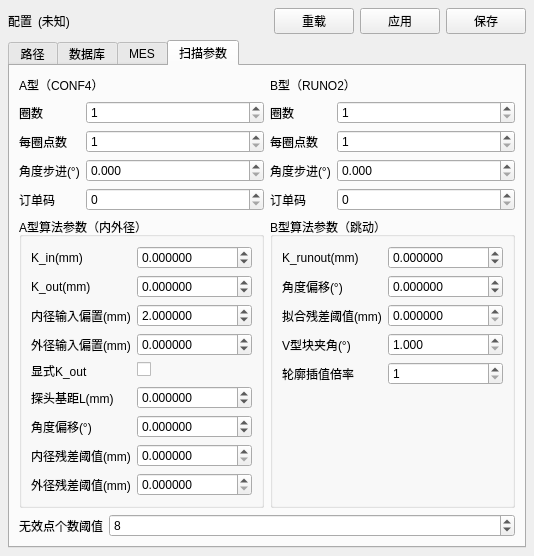
This is apps/hmi_qt/settings_widget.ui in xiaoan537/hmi_measure_mysql as Qt 5 draws it before an edit. The edited form follows.
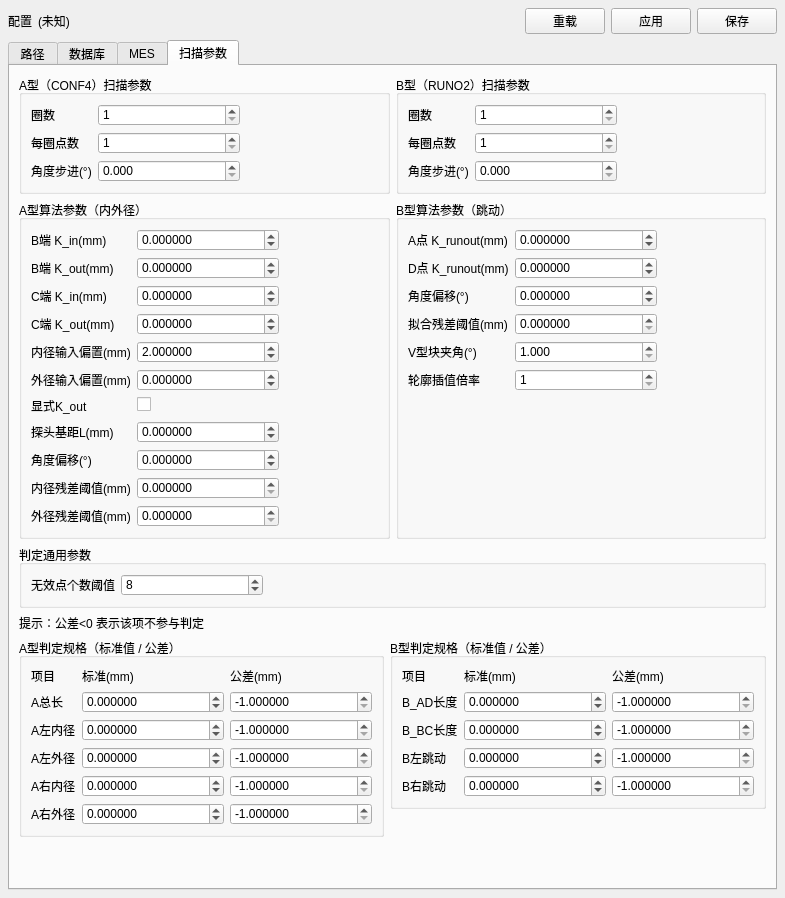
This is the edited form. The open tabs and pages were chosen to show the change.

Commit message:
线上计算已经按“通道独立标定参数”执行。
A型参数映射：
B内/B外 -> a_b_k_in_mm / a_b_k_out_mm
C内/C外 -> a_c_k_in_mm / a_c_k_out_mm
B型跳动参数映射：
A点 -> b_a_k_runout_mm
D点 -> b_d_k_runout_mm
关键改动：

配置结构新增按通道字段（并保留旧字段兼容）
config.hpp (line 76)

app.ini 读取支持新字段，缺省回退旧字段
config.cpp (line 118)

设置页新增/调整输入项（A型四个K、B型两个K）
settings_widget.ui (line 140)
settings_widget.cpp (line 74)

计算入口按通道构建参数并调用算法
mainwindow.cpp (line 191)
mainwindow.cpp (line 1016)

日志会打印当前通道K，便于现场核对
mainwindow.cpp (line 1037)

当前 app.ini 也已写入新键
app.ini (line 1)已经支持“每个测量值单独标准值+公差判定”，并覆盖你说的三个长度值。

```diff
--- a/apps/hmi_qt/settings_widget.ui
+++ b/apps/hmi_qt/settings_widget.ui
@@ -113,77 +113,170 @@
      </widget>
      <widget class="QWidget" name="tabScan">
       <attribute name="title"><string>扫描参数</string></attribute>
+      <property name="styleSheet">
+       <string>QSpinBox, QDoubleSpinBox { min-width: 120px; max-width: 180px; }</string>
+      </property>
       <layout class="QGridLayout" name="gridScan">
-       <item row="0" column="0"><widget class="QLabel" name="labelA"><property name="text"><string>A型（CONF4）</string></property></widget></item>
-       <item row="0" column="1"><widget class="QLabel" name="labelB"><property name="text"><string>B型（RUNO2）</string></property></widget></item>
-
-       <item row="1" column="0"><layout class="QFormLayout" name="formA">
-        <item row="0" column="0"><widget class="QLabel" name="labelARings"><property name="text"><string>圈数</string></property></widget></item>
-        <item row="0" column="1"><widget class="QSpinBox" name="spinARings"><property name="minimum"><number>1</number></property><property name="maximum"><number>2</number></property></widget></item>
-        <item row="1" column="0"><widget class="QLabel" name="labelAPoints"><property name="text"><string>每圈点数</string></property></widget></item>
-        <item row="1" column="1"><widget class="QSpinBox" name="spinAPoints"><property name="minimum"><number>1</number></property><property name="maximum"><number>72</number></property></widget></item>
-        <item row="2" column="0"><widget class="QLabel" name="labelAAngle"><property name="text"><string>角度步进(°)</string></property></widget></item>
-        <item row="2" column="1"><widget class="QDoubleSpinBox" name="doubleAAngle"><property name="decimals"><number>3</number></property><property name="maximum"><double>360.000000000000000</double></property></widget></item>
-        <item row="3" column="0"><widget class="QLabel" name="labelAOrder"><property name="text"><string>订单码</string></property></widget></item>
-        <item row="3" column="1"><widget class="QSpinBox" name="spinAOrder"><property name="maximum"><number>65535</number></property></widget></item>
-       </layout></item>
-       <item row="1" column="1"><layout class="QFormLayout" name="formB">
-        <item row="0" column="0"><widget class="QLabel" name="labelBRings"><property name="text"><string>圈数</string></property></widget></item>
-        <item row="0" column="1"><widget class="QSpinBox" name="spinBRings"><property name="minimum"><number>1</number></property><property name="maximum"><number>2</number></property></widget></item>
-        <item row="1" column="0"><widget class="QLabel" name="labelBPoints"><property name="text"><string>每圈点数</string></property></widget></item>
-        <item row="1" column="1"><widget class="QSpinBox" name="spinBPoints"><property name="minimum"><number>1</number></property><property name="maximum"><number>72</number></property></widget></item>
-        <item row="2" column="0"><widget class="QLabel" name="labelBAngle"><property name="text"><string>角度步进(°)</string></property></widget></item>
-        <item row="2" column="1"><widget class="QDoubleSpinBox" name="doubleBAngle"><property name="decimals"><number>3</number></property><property name="maximum"><double>360.000000000000000</double></property></widget></item>
-        <item row="3" column="0"><widget class="QLabel" name="labelBOrder"><property name="text"><string>订单码</string></property></widget></item>
-        <item row="3" column="1"><widget class="QSpinBox" name="spinBOrder"><property name="maximum"><number>65535</number></property></widget></item>
-       </layout></item>
-       <item row="2" column="0">
+       <item row="0" column="0">
+        <widget class="QGroupBox" name="groupScanA">
+         <property name="title"><string>A型（CONF4）扫描参数</string></property>
+         <layout class="QFormLayout" name="formA">
+          <property name="fieldGrowthPolicy"><enum>QFormLayout::FieldsStayAtSizeHint</enum></property>
+          <item row="0" column="0"><widget class="QLabel" name="labelARings"><property name="text"><string>圈数</string></property></widget></item>
+          <item row="0" column="1"><widget class="QSpinBox" name="spinARings"><property name="minimum"><number>1</number></property><property name="maximum"><number>2</number></property></widget></item>
+          <item row="1" column="0"><widget class="QLabel" name="labelAPoints"><property name="text"><string>每圈点数</string></property></widget></item>
+          <item row="1" column="1"><widget class="QSpinBox" name="spinAPoints"><property name="minimum"><number>1</number></property><property name="maximum"><number>72</number></property></widget></item>
+         <item row="2" column="0"><widget class="QLabel" name="labelAAngle"><property name="text"><string>角度步进(°)</string></property></widget></item>
+         <item row="2" column="1"><widget class="QDoubleSpinBox" name="doubleAAngle"><property name="decimals"><number>3</number></property><property name="maximum"><double>360.000000000000000</double></property></widget></item>
+         </layout>
+        </widget>
+       </item>
+       <item row="0" column="1">
+        <widget class="QGroupBox" name="groupScanB">
+         <property name="title"><string>B型（RUNO2）扫描参数</string></property>
+         <layout class="QFormLayout" name="formB">
+          <property name="fieldGrowthPolicy"><enum>QFormLayout::FieldsStayAtSizeHint</enum></property>
+          <item row="0" column="0"><widget class="QLabel" name="labelBRings"><property name="text"><string>圈数</string></property></widget></item>
+          <item row="0" column="1"><widget class="QSpinBox" name="spinBRings"><property name="minimum"><number>1</number></property><property name="maximum"><number>2</number></property></widget></item>
+          <item row="1" column="0"><widget class="QLabel" name="labelBPoints"><property name="text"><string>每圈点数</string></property></widget></item>
+          <item row="1" column="1"><widget class="QSpinBox" name="spinBPoints"><property name="minimum"><number>1</number></property><property name="maximum"><number>72</number></property></widget></item>
+         <item row="2" column="0"><widget class="QLabel" name="labelBAngle"><property name="text"><string>角度步进(°)</string></property></widget></item>
+         <item row="2" column="1"><widget class="QDoubleSpinBox" name="doubleBAngle"><property name="decimals"><number>3</number></property><property name="maximum"><double>360.000000000000000</double></property></widget></item>
+         </layout>
+        </widget>
+       </item>
+       <item row="1" column="0">
         <widget class="QGroupBox" name="groupAlgoA">
          <property name="title"><string>A型算法参数（内外径）</string></property>
          <layout class="QFormLayout" name="formAlgoA">
-          <item row="0" column="0"><widget class="QLabel" name="labelAlgoAKIn"><property name="text"><string>K_in(mm)</string></property></widget></item>
+          <property name="fieldGrowthPolicy"><enum>QFormLayout::FieldsStayAtSizeHint</enum></property>
+          <item row="0" column="0"><widget class="QLabel" name="labelAlgoAKIn"><property name="text"><string>B端 K_in(mm)</string></property></widget></item>
           <item row="0" column="1"><widget class="QDoubleSpinBox" name="doubleAlgoAKIn"><property name="decimals"><number>6</number></property><property name="minimum"><double>-1000000.000000000000000</double></property><property name="maximum"><double>1000000.000000000000000</double></property></widget></item>
-          <item row="1" column="0"><widget class="QLabel" name="labelAlgoAKOut"><property name="text"><string>K_out(mm)</string></property></widget></item>
+          <item row="1" column="0"><widget class="QLabel" name="labelAlgoAKOut"><property name="text"><string>B端 K_out(mm)</string></property></widget></item>
           <item row="1" column="1"><widget class="QDoubleSpinBox" name="doubleAlgoAKOut"><property name="decimals"><number>6</number></property><property name="minimum"><double>-1000000.000000000000000</double></property><property name="maximum"><double>1000000.000000000000000</double></property></widget></item>
-          <item row="2" column="0"><widget class="QLabel" name="labelAlgoAInnerInputOffset"><property name="text"><string>内径输入偏置(mm)</string></property></widget></item>
-          <item row="2" column="1"><widget class="QDoubleSpinBox" name="doubleAlgoAInnerInputOffset"><property name="decimals"><number>6</number></property><property name="minimum"><double>-1000000.000000000000000</double></property><property name="maximum"><double>1000000.000000000000000</double></property><property name="value"><double>2.000000000000000</double></property></widget></item>
-          <item row="3" column="0"><widget class="QLabel" name="labelAlgoAOuterInputOffset"><property name="text"><string>外径输入偏置(mm)</string></property></widget></item>
-          <item row="3" column="1"><widget class="QDoubleSpinBox" name="doubleAlgoAOuterInputOffset"><property name="decimals"><number>6</number></property><property name="minimum"><double>-1000000.000000000000000</double></property><property name="maximum"><double>1000000.000000000000000</double></property><property name="value"><double>0.000000000000000</double></property></widget></item>
-          <item row="4" column="0"><widget class="QLabel" name="labelAlgoAUseExplicit"><property name="text"><string>显式K_out</string></property></widget></item>
-          <item row="4" column="1"><widget class="QCheckBox" name="checkAlgoAUseExplicitKOut"/></item>
-          <item row="5" column="0"><widget class="QLabel" name="labelAlgoAProbeBase"><property name="text"><string>探头基距L(mm)</string></property></widget></item>
-          <item row="5" column="1"><widget class="QDoubleSpinBox" name="doubleAlgoAProbeBase"><property name="decimals"><number>6</number></property><property name="minimum"><double>-1000000.000000000000000</double></property><property name="maximum"><double>1000000.000000000000000</double></property></widget></item>
-          <item row="6" column="0"><widget class="QLabel" name="labelAlgoAAngleOffset"><property name="text"><string>角度偏移(°)</string></property></widget></item>
-          <item row="6" column="1"><widget class="QDoubleSpinBox" name="doubleAlgoAAngleOffset"><property name="decimals"><number>6</number></property><property name="minimum"><double>-360.000000000000000</double></property><property name="maximum"><double>360.000000000000000</double></property></widget></item>
-          <item row="7" column="0"><widget class="QLabel" name="labelAlgoAResidualIn"><property name="text"><string>内径残差阈值(mm)</string></property></widget></item>
-          <item row="7" column="1"><widget class="QDoubleSpinBox" name="doubleAlgoAResidualIn"><property name="decimals"><number>6</number></property><property name="minimum"><double>0.000000000000000</double></property><property name="maximum"><double>1000.000000000000000</double></property></widget></item>
-          <item row="8" column="0"><widget class="QLabel" name="labelAlgoAResidualOut"><property name="text"><string>外径残差阈值(mm)</string></property></widget></item>
-          <item row="8" column="1"><widget class="QDoubleSpinBox" name="doubleAlgoAResidualOut"><property name="decimals"><number>6</number></property><property name="minimum"><double>0.000000000000000</double></property><property name="maximum"><double>1000.000000000000000</double></property></widget></item>
+          <item row="2" column="0"><widget class="QLabel" name="labelAlgoACKIn"><property name="text"><string>C端 K_in(mm)</string></property></widget></item>
+          <item row="2" column="1"><widget class="QDoubleSpinBox" name="doubleAlgoACKIn"><property name="decimals"><number>6</number></property><property name="minimum"><double>-1000000.000000000000000</double></property><property name="maximum"><double>1000000.000000000000000</double></property></widget></item>
+          <item row="3" column="0"><widget class="QLabel" name="labelAlgoACKOut"><property name="text"><string>C端 K_out(mm)</string></property></widget></item>
+          <item row="3" column="1"><widget class="QDoubleSpinBox" name="doubleAlgoACKOut"><property name="decimals"><number>6</number></property><property name="minimum"><double>-1000000.000000000000000</double></property><property name="maximum"><double>1000000.000000000000000</double></property></widget></item>
+          <item row="4" column="0"><widget class="QLabel" name="labelAlgoAInnerInputOffset"><property name="text"><string>内径输入偏置(mm)</string></property></widget></item>
+          <item row="4" column="1"><widget class="QDoubleSpinBox" name="doubleAlgoAInnerInputOffset"><property name="decimals"><number>6</number></property><property name="minimum"><double>-1000000.000000000000000</double></property><property name="maximum"><double>1000000.000000000000000</double></property><property name="value"><double>2.000000000000000</double></property></widget></item>
+          <item row="5" column="0"><widget class="QLabel" name="labelAlgoAOuterInputOffset"><property name="text"><string>外径输入偏置(mm)</string></property></widget></item>
+          <item row="5" column="1"><widget class="QDoubleSpinBox" name="doubleAlgoAOuterInputOffset"><property name="decimals"><number>6</number></property><property name="minimum"><double>-1000000.000000000000000</double></property><property name="maximum"><double>1000000.000000000000000</double></property><property name="value"><double>0.000000000000000</double></property></widget></item>
+          <item row="6" column="0"><widget class="QLabel" name="labelAlgoAUseExplicit"><property name="text"><string>显式K_out</string></property></widget></item>
+          <item row="6" column="1"><widget class="QCheckBox" name="checkAlgoAUseExplicitKOut"/></item>
+          <item row="7" column="0"><widget class="QLabel" name="labelAlgoAProbeBase"><property name="text"><string>探头基距L(mm)</string></property></widget></item>
+          <item row="7" column="1"><widget class="QDoubleSpinBox" name="doubleAlgoAProbeBase"><property name="decimals"><number>6</number></property><property name="minimum"><double>-1000000.000000000000000</double></property><property name="maximum"><double>1000000.000000000000000</double></property></widget></item>
+          <item row="8" column="0"><widget class="QLabel" name="labelAlgoAAngleOffset"><property name="text"><string>角度偏移(°)</string></property></widget></item>
+          <item row="8" column="1"><widget class="QDoubleSpinBox" name="doubleAlgoAAngleOffset"><property name="decimals"><number>6</number></property><property name="minimum"><double>-360.000000000000000</double></property><property name="maximum"><double>360.000000000000000</double></property></widget></item>
+          <item row="9" column="0"><widget class="QLabel" name="labelAlgoAResidualIn"><property name="text"><string>内径残差阈值(mm)</string></property></widget></item>
+          <item row="9" column="1"><widget class="QDoubleSpinBox" name="doubleAlgoAResidualIn"><property name="decimals"><number>6</number></property><property name="minimum"><double>0.000000000000000</double></property><property name="maximum"><double>1000.000000000000000</double></property></widget></item>
+          <item row="10" column="0"><widget class="QLabel" name="labelAlgoAResidualOut"><property name="text"><string>外径残差阈值(mm)</string></property></widget></item>
+          <item row="10" column="1"><widget class="QDoubleSpinBox" name="doubleAlgoAResidualOut"><property name="decimals"><number>6</number></property><property name="minimum"><double>0.000000000000000</double></property><property name="maximum"><double>1000.000000000000000</double></property></widget></item>
          </layout>
         </widget>
        </item>
-       <item row="2" column="1">
+       <item row="1" column="1">
         <widget class="QGroupBox" name="groupAlgoB">
          <property name="title"><string>B型算法参数（跳动）</string></property>
          <layout class="QFormLayout" name="formAlgoB">
-          <item row="0" column="0"><widget class="QLabel" name="labelAlgoBKRunout"><property name="text"><string>K_runout(mm)</string></property></widget></item>
+          <property name="fieldGrowthPolicy"><enum>QFormLayout::FieldsStayAtSizeHint</enum></property>
+          <item row="0" column="0"><widget class="QLabel" name="labelAlgoBKRunout"><property name="text"><string>A点 K_runout(mm)</string></property></widget></item>
           <item row="0" column="1"><widget class="QDoubleSpinBox" name="doubleAlgoBKRunout"><property name="decimals"><number>6</number></property><property name="minimum"><double>-1000000.000000000000000</double></property><property name="maximum"><double>1000000.000000000000000</double></property></widget></item>
-          <item row="1" column="0"><widget class="QLabel" name="labelAlgoBAngleOffset"><property name="text"><string>角度偏移(°)</string></property></widget></item>
-          <item row="1" column="1"><widget class="QDoubleSpinBox" name="doubleAlgoBAngleOffset"><property name="decimals"><number>6</number></property><property name="minimum"><double>-360.000000000000000</double></property><property name="maximum"><double>360.000000000000000</double></property></widget></item>
-          <item row="2" column="0"><widget class="QLabel" name="labelAlgoBResidual"><property name="text"><string>拟合残差阈值(mm)</string></property></widget></item>
-          <item row="2" column="1"><widget class="QDoubleSpinBox" name="doubleAlgoBResidual"><property name="decimals"><number>6</number></property><property name="minimum"><double>0.000000000000000</double></property><property name="maximum"><double>1000.000000000000000</double></property></widget></item>
-          <item row="3" column="0"><widget class="QLabel" name="labelAlgoBVAngle"><property name="text"><string>V型块夹角(°)</string></property></widget></item>
-          <item row="3" column="1"><widget class="QDoubleSpinBox" name="doubleAlgoBVAngle"><property name="decimals"><number>3</number></property><property name="minimum"><double>1.000000000000000</double></property><property name="maximum"><double>179.000000000000000</double></property></widget></item>
-          <item row="4" column="0"><widget class="QLabel" name="labelAlgoBInterp"><property name="text"><string>轮廓插值倍率</string></property></widget></item>
-          <item row="4" column="1"><widget class="QSpinBox" name="spinAlgoBInterp"><property name="minimum"><number>1</number></property><property name="maximum"><number>50</number></property></widget></item>
+          <item row="1" column="0"><widget class="QLabel" name="labelAlgoBKRunoutD"><property name="text"><string>D点 K_runout(mm)</string></property></widget></item>
+          <item row="1" column="1"><widget class="QDoubleSpinBox" name="doubleAlgoBKRunoutD"><property name="decimals"><number>6</number></property><property name="minimum"><double>-1000000.000000000000000</double></property><property name="maximum"><double>1000000.000000000000000</double></property></widget></item>
+          <item row="2" column="0"><widget class="QLabel" name="labelAlgoBAngleOffset"><property name="text"><string>角度偏移(°)</string></property></widget></item>
+          <item row="2" column="1"><widget class="QDoubleSpinBox" name="doubleAlgoBAngleOffset"><property name="decimals"><number>6</number></property><property name="minimum"><double>-360.000000000000000</double></property><property name="maximum"><double>360.000000000000000</double></property></widget></item>
+          <item row="3" column="0"><widget class="QLabel" name="labelAlgoBResidual"><property name="text"><string>拟合残差阈值(mm)</string></property></widget></item>
+          <item row="3" column="1"><widget class="QDoubleSpinBox" name="doubleAlgoBResidual"><property name="decimals"><number>6</number></property><property name="minimum"><double>0.000000000000000</double></property><property name="maximum"><double>1000.000000000000000</double></property></widget></item>
+          <item row="4" column="0"><widget class="QLabel" name="labelAlgoBVAngle"><property name="text"><string>V型块夹角(°)</string></property></widget></item>
+          <item row="4" column="1"><widget class="QDoubleSpinBox" name="doubleAlgoBVAngle"><property name="decimals"><number>3</number></property><property name="minimum"><double>1.000000000000000</double></property><property name="maximum"><double>179.000000000000000</double></property></widget></item>
+          <item row="5" column="0"><widget class="QLabel" name="labelAlgoBInterp"><property name="text"><string>轮廓插值倍率</string></property></widget></item>
+          <item row="5" column="1"><widget class="QSpinBox" name="spinAlgoBInterp"><property name="minimum"><number>1</number></property><property name="maximum"><number>50</number></property></widget></item>
          </layout>
         </widget>
        </item>
+       <item row="2" column="0" colspan="2">
+       <layout class="QGridLayout" name="layoutAlgoJudge">
+        <item row="0" column="0" colspan="2">
+         <widget class="QGroupBox" name="groupJudgeCommon">
+          <property name="title"><string>判定通用参数</string></property>
+          <layout class="QFormLayout" name="formJudgeCommon">
+          <property name="fieldGrowthPolicy"><enum>QFormLayout::FieldsStayAtSizeHint</enum></property>
+           <item row="0" column="0"><widget class="QLabel" name="labelInvalidPointLimit"><property name="text"><string>无效点个数阈值</string></property></widget></item>
+           <item row="0" column="1"><widget class="QSpinBox" name="spinInvalidPointLimit"><property name="minimum"><number>0</number></property><property name="maximum"><number>72</number></property><property name="value"><number>8</number></property></widget></item>
+          </layout>
+         </widget>
+        </item>
+        <item row="1" column="0" colspan="2">
+         <widget class="QLabel" name="labelJudgeSpecHint">
+          <property name="text">
+           <string>提示：公差&lt;0 表示该项不参与判定</string>
+          </property>
+         </widget>
+        </item>
+        <item row="2" column="0" alignment="Qt::AlignTop">
+         <widget class="QGroupBox" name="groupJudgeA">
+          <property name="title"><string>A型判定规格（标准值 / 公差）</string></property>
+          <layout class="QGridLayout" name="gridJudgeA">
+           <item row="0" column="0"><widget class="QLabel" name="labelJudgeAHeaderItem"><property name="text"><string>项目</string></property></widget></item>
+           <item row="0" column="1"><widget class="QLabel" name="labelJudgeAHeaderStd"><property name="text"><string>标准(mm)</string></property></widget></item>
+           <item row="0" column="2"><widget class="QLabel" name="labelJudgeAHeaderTol"><property name="text"><string>公差(mm)</string></property></widget></item>
+
+           <item row="1" column="0"><widget class="QLabel" name="labelSpecATotalLenStd"><property name="text"><string>A总长</string></property></widget></item>
+           <item row="1" column="1"><widget class="QDoubleSpinBox" name="doubleSpecATotalLenStd"><property name="decimals"><number>6</number></property><property name="minimum"><double>-1000000.000000000000000</double></property><property name="maximum"><double>1000000.000000000000000</double></property></widget></item>
+           <item row="1" column="2"><widget class="QDoubleSpinBox" name="doubleSpecATotalLenTol"><property name="decimals"><number>6</number></property><property name="minimum"><double>-1.000000000000000</double></property><property name="maximum"><double>1000000.000000000000000</double></property><property name="value"><double>-1.000000000000000</double></property></widget></item>
+
+           <item row="2" column="0"><widget class="QLabel" name="labelSpecAIdLeftStd"><property name="text"><string>A左内径</string></property></widget></item>
+           <item row="2" column="1"><widget class="QDoubleSpinBox" name="doubleSpecAIdLeftStd"><property name="decimals"><number>6</number></property><property name="minimum"><double>-1000000.000000000000000</double></property><property name="maximum"><double>1000000.000000000000000</double></property></widget></item>
+           <item row="2" column="2"><widget class="QDoubleSpinBox" name="doubleSpecAIdLeftTol"><property name="decimals"><number>6</number></property><property name="minimum"><double>-1.000000000000000</double></property><property name="maximum"><double>1000000.000000000000000</double></property><property name="value"><double>-1.000000000000000</double></property></widget></item>
+
+           <item row="3" column="0"><widget class="QLabel" name="labelSpecAOdLeftStd"><property name="text"><string>A左外径</string></property></widget></item>
+           <item row="3" column="1"><widget class="QDoubleSpinBox" name="doubleSpecAOdLeftStd"><property name="decimals"><number>6</number></property><property name="minimum"><double>-1000000.000000000000000</double></property><property name="maximum"><double>1000000.000000000000000</double></property></widget></item>
+           <item row="3" column="2"><widget class="QDoubleSpinBox" name="doubleSpecAOdLeftTol"><property name="decimals"><number>6</number></property><property name="minimum"><double>-1.000000000000000</double></property><property name="maximum"><double>1000000.000000000000000</double></property><property name="value"><double>-1.000000000000000</double></property></widget></item>
+
+           <item row="4" column="0"><widget class="QLabel" name="labelSpecAIdRightStd"><property name="text"><string>A右内径</string></property></widget></item>
+           <item row="4" column="1"><widget class="QDoubleSpinBox" name="doubleSpecAIdRightStd"><property name="decimals"><number>6</number></property><property name="minimum"><double>-1000000.000000000000000</double></property><property name="maximum"><double>1000000.000000000000000</double></property></widget></item>
+           <item row="4" column="2"><widget class="QDoubleSpinBox" name="doubleSpecAIdRightTol"><property name="decimals"><number>6</number></property><property name="minimum"><double>-1.000000000000000</double></property><property name="maximum"><double>1000000.000000000000000</double></property><property name="value"><double>-1.000000000000000</double></property></widget></item>
+
+           <item row="5" column="0"><widget class="QLabel" name="labelSpecAOdRightStd"><property name="text"><string>A右外径</string></property></widget></item>
+           <item row="5" column="1"><widget class="QDoubleSpinBox" name="doubleSpecAOdRightStd"><property name="decimals"><number>6</number></property><property name="minimum"><double>-1000000.000000000000000</double></property><property name="maximum"><double>1000000.000000000000000</double></property></widget></item>
+           <item row="5" column="2"><widget class="QDoubleSpinBox" name="doubleSpecAOdRightTol"><property name="decimals"><number>6</number></property><property name="minimum"><double>-1.000000000000000</double></property><property name="maximum"><double>1000000.000000000000000</double></property><property name="value"><double>-1.000000000000000</double></property></widget></item>
+          </layout>
+         </widget>
+        </item>
+        <item row="2" column="1" alignment="Qt::AlignTop">
+         <widget class="QGroupBox" name="groupJudgeB">
+          <property name="title"><string>B型判定规格（标准值 / 公差）</string></property>
+          <layout class="QGridLayout" name="gridJudgeB">
+           <item row="0" column="0"><widget class="QLabel" name="labelJudgeBHeaderItem"><property name="text"><string>项目</string></property></widget></item>
+           <item row="0" column="1"><widget class="QLabel" name="labelJudgeBHeaderStd"><property name="text"><string>标准(mm)</string></property></widget></item>
+           <item row="0" column="2"><widget class="QLabel" name="labelJudgeBHeaderTol"><property name="text"><string>公差(mm)</string></property></widget></item>
+
+           <item row="1" column="0"><widget class="QLabel" name="labelSpecBAdLenStd"><property name="text"><string>B_AD长度</string></property></widget></item>
+           <item row="1" column="1"><widget class="QDoubleSpinBox" name="doubleSpecBAdLenStd"><property name="decimals"><number>6</number></property><property name="minimum"><double>-1000000.000000000000000</double></property><property name="maximum"><double>1000000.000000000000000</double></property></widget></item>
+           <item row="1" column="2"><widget class="QDoubleSpinBox" name="doubleSpecBAdLenTol"><property name="decimals"><number>6</number></property><property name="minimum"><double>-1.000000000000000</double></property><property name="maximum"><double>1000000.000000000000000</double></property><property name="value"><double>-1.000000000000000</double></property></widget></item>
+
+           <item row="2" column="0"><widget class="QLabel" name="labelSpecBBcLenStd"><property name="text"><string>B_BC长度</string></property></widget></item>
+           <item row="2" column="1"><widget class="QDoubleSpinBox" name="doubleSpecBBcLenStd"><property name="decimals"><number>6</number></property><property name="minimum"><double>-1000000.000000000000000</double></property><property name="maximum"><double>1000000.000000000000000</double></property></widget></item>
+           <item row="2" column="2"><widget class="QDoubleSpinBox" name="doubleSpecBBcLenTol"><property name="decimals"><number>6</number></property><property name="minimum"><double>-1.000000000000000</double></property><property name="maximum"><double>1000000.000000000000000</double></property><property name="value"><double>-1.000000000000000</double></property></widget></item>
+
+           <item row="3" column="0"><widget class="QLabel" name="labelSpecBRunoutLeftStd"><property name="text"><string>B左跳动</string></property></widget></item>
+           <item row="3" column="1"><widget class="QDoubleSpinBox" name="doubleSpecBRunoutLeftStd"><property name="decimals"><number>6</number></property><property name="minimum"><double>-1000000.000000000000000</double></property><property name="maximum"><double>1000000.000000000000000</double></property></widget></item>
+           <item row="3" column="2"><widget class="QDoubleSpinBox" name="doubleSpecBRunoutLeftTol"><property name="decimals"><number>6</number></property><property name="minimum"><double>-1.000000000000000</double></property><property name="maximum"><double>1000000.000000000000000</double></property><property name="value"><double>-1.000000000000000</double></property></widget></item>
+
+           <item row="4" column="0"><widget class="QLabel" name="labelSpecBRunoutRightStd"><property name="text"><string>B右跳动</string></property></widget></item>
+           <item row="4" column="1"><widget class="QDoubleSpinBox" name="doubleSpecBRunoutRightStd"><property name="decimals"><number>6</number></property><property name="minimum"><double>-1000000.000000000000000</double></property><property name="maximum"><double>1000000.000000000000000</double></property></widget></item>
+           <item row="4" column="2"><widget class="QDoubleSpinBox" name="doubleSpecBRunoutRightTol"><property name="decimals"><number>6</number></property><property name="minimum"><double>-1.000000000000000</double></property><property name="maximum"><double>1000000.000000000000000</double></property><property name="value"><double>-1.000000000000000</double></property></widget></item>
+          </layout>
+         </widget>
+        </item>
+       </layout>
+       </item>
        <item row="3" column="0" colspan="2">
-        <layout class="QFormLayout" name="formAlgoCommon">
-         <item row="0" column="0"><widget class="QLabel" name="labelInvalidPointLimit"><property name="text"><string>无效点个数阈值</string></property></widget></item>
-         <item row="0" column="1"><widget class="QSpinBox" name="spinInvalidPointLimit"><property name="minimum"><number>0</number></property><property name="maximum"><number>72</number></property><property name="value"><number>8</number></property></widget></item>
-        </layout>
+        <spacer name="spacerScanBottom">
+         <property name="orientation"><enum>Qt::Vertical</enum></property>
+         <property name="sizeHint" stdset="0"><size><width>20</width><height>40</height></size></property>
+        </spacer>
        </item>
       </layout>
      </widget>
```
The commit also changes 5 other files.
